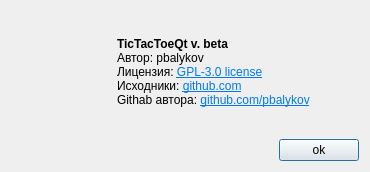
Before: the Qt Designer form src/ui/descriptions.ui in pbalykov/TicTacToeQt, drawn with Qt 5.
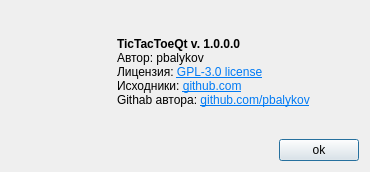
After: the same form once the commit is applied. Icons and pictures are not drawn.

The edit to the form file:
```diff
--- a/src/ui/descriptions.ui
+++ b/src/ui/descriptions.ui
@@ -69,7 +69,7 @@
      <item>
       <widget class="QLabel" name="label_2">
        <property name="text">
-        <string>&lt;html&gt;&lt;head/&gt;&lt;body&gt;&lt;p&gt;&lt;span style=&quot; font-weight:696;&quot;&gt;TicTacToeQt v. beta&lt;/span&gt;&lt;br/&gt;Автор: pbalykov&lt;br/&gt;Лицензия: &lt;a href=&quot;https://github.com/pbalykov/tic_tac_toe_qt/blob/main/LICENSE&quot;&gt;&lt;span style=&quot; text-decoration: underline; color:#007af4;&quot;&gt;GPL-3.0 license&lt;/span&gt;&lt;/a&gt;&lt;br/&gt;Исходники: &lt;a href=&quot;https://github.com/pbalykov/tic_tac_toe_qt&quot;&gt;&lt;span style=&quot; text-decoration: underline; color:#007af4;&quot;&gt;github.com&lt;/span&gt;&lt;/a&gt;&lt;br/&gt;Githab автора: &lt;a href=&quot;https://github.com/pbalykov&quot;&gt;&lt;span style=&quot; text-decoration: underline; color:#007af4;&quot;&gt;github.com/pbalykov&lt;/span&gt;&lt;/a&gt;&lt;/p&gt;&lt;/body&gt;&lt;/html&gt;</string>
+        <string>&lt;html&gt;&lt;head/&gt;&lt;body&gt;&lt;p&gt;&lt;span style=&quot; font-weight:696;&quot;&gt;TicTacToeQt v. 1.0.0.0&lt;/span&gt;&lt;br/&gt;Автор: pbalykov&lt;br/&gt;Лицензия: &lt;a href=&quot;https://github.com/pbalykov/tic_tac_toe_qt/blob/main/LICENSE&quot;&gt;&lt;span style=&quot; text-decoration: underline; color:#007af4;&quot;&gt;GPL-3.0 license&lt;/span&gt;&lt;/a&gt;&lt;br/&gt;Исходники: &lt;a href=&quot;https://github.com/pbalykov/tic_tac_toe_qt&quot;&gt;&lt;span style=&quot; text-decoration: underline; color:#007af4;&quot;&gt;github.com&lt;/span&gt;&lt;/a&gt;&lt;br/&gt;Githab автора: &lt;a href=&quot;https://github.com/pbalykov&quot;&gt;&lt;span style=&quot; text-decoration: underline; color:#007af4;&quot;&gt;github.com/pbalykov&lt;/span&gt;&lt;/a&gt;&lt;/p&gt;&lt;/body&gt;&lt;/html&gt;</string>
        </property>
       </widget>
      </item>
```
